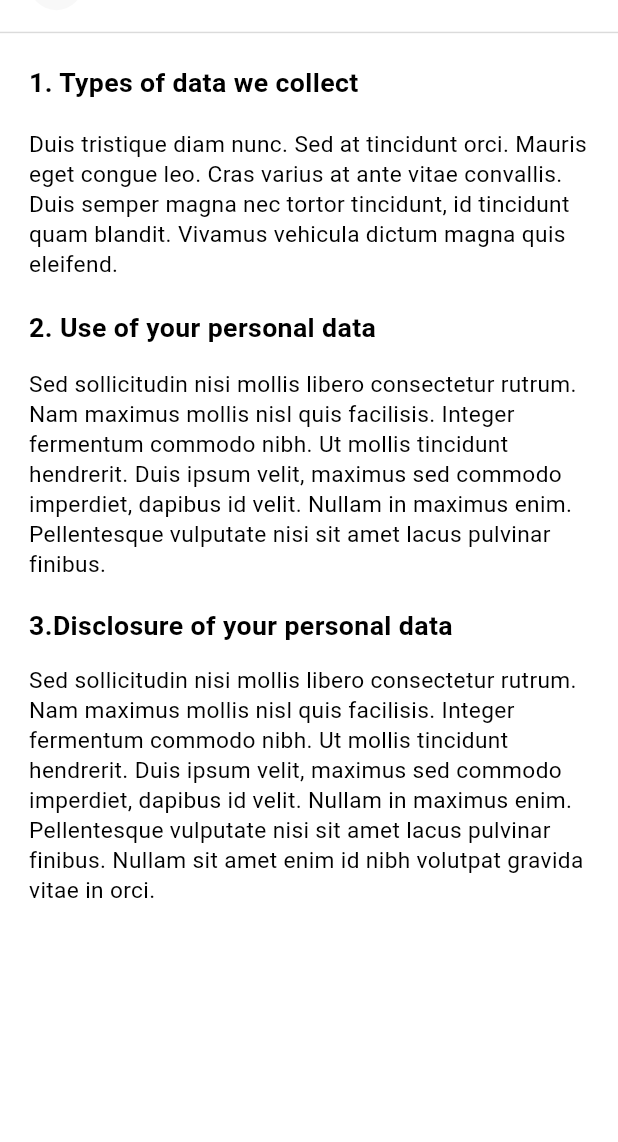
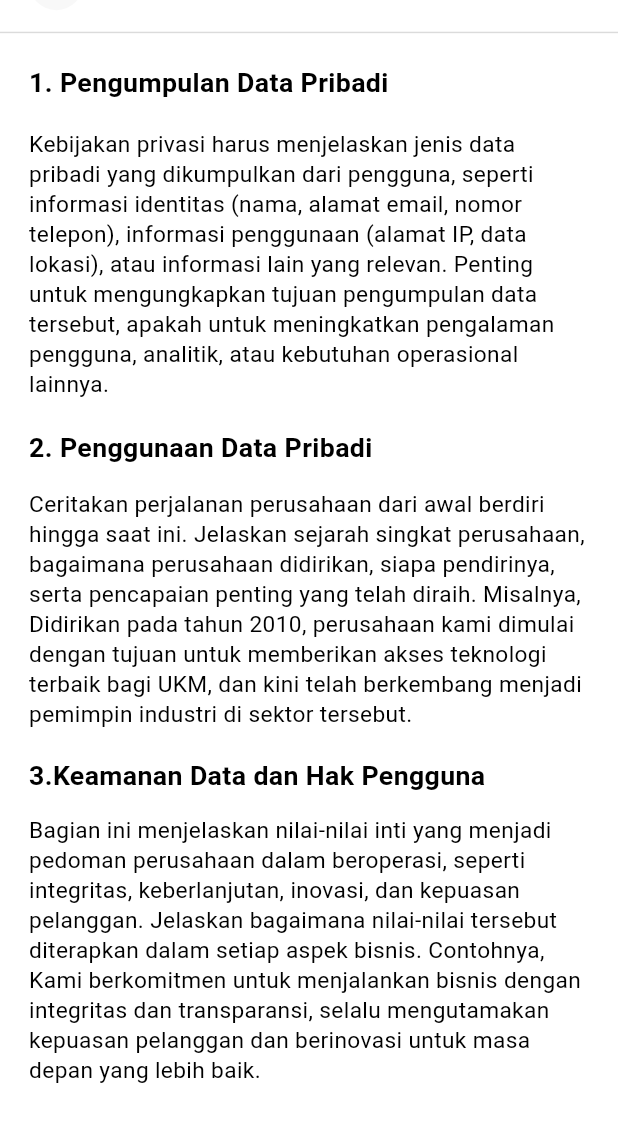
Before and after one commit to fallss/UAS_MOBILE_PROGRAMING, a Flutter app: the PrivacyPolicyScreen screen opened by its route, on a phone screen of 412 x 824 dp, the part 70-1212 px from its top. Run offline on Flutter 3.47's test engine with Material 3 defaults, Android fonts, the phone set to English and light mode, and no system bars; our stand-ins replace cached_network_image, connectivity_plus, country_code_picker, firebase_core, flutter_staggered_animations, flutter_svg and 4 more; accounts and stored records are empty.

Commit message:
membuat ketentuan privacy policy

```diff
--- a/lib/localization/en_us/en_us_translations.dart
+++ b/lib/localization/en_us/en_us_translations.dart
@@ -1,19 +1,19 @@
 final Map<String, String> enUs = {
   "lbl_home": "Home",
   "lbl_about1":
-      "Duis tristique diam nunc. Sed at tincidunt orci. Mauris eget congue leo. Cras varius at ante vitae convallis. Duis semper magna nec tortor tincidunt, id tincidunt quam blandit. Vivamus vehicula dictum magna quis eleifend.",
+      "Pada bagian ini, jelaskan dengan jelas visi dan misi perusahaan. Visi mencerminkan tujuan jangka panjang dan harapan perusahaan untuk masa depan, sementara misi menggambarkan langkah-langkah atau nilai-nilai yang dipegang untuk mencapai visi tersebut. Misalnya, Kami bertujuan untuk menjadi pemimpin dalam inovasi teknologi dengan menyediakan solusi yang berdampak dan berkelanjutan bagi pelanggan di seluruh dunia.",
   "lbl_about2":
-      "Sed sollicitudin nisi mollis libero consectetur rutrum. Nam maximus mollis nisl quis facilisis. Integer fermentum commodo nibh. Ut mollis tincidunt hendrerit. Duis ipsum velit, maximus sed commodo imperdiet, dapibus id velit. Nullam in maximus enim. Pellentesque vulputate nisi sit amet lacus pulvinar finibus. ",
+      "Ceritakan perjalanan perusahaan dari awal berdiri hingga saat ini. Jelaskan sejarah singkat perusahaan, bagaimana perusahaan didirikan, siapa pendirinya, serta pencapaian penting yang telah diraih. Misalnya, Didirikan pada tahun 2010, perusahaan kami dimulai dengan tujuan untuk memberikan akses teknologi terbaik bagi UKM, dan kini telah berkembang menjadi pemimpin industri di sektor tersebut. ",
   "lbl_about3":
-      "Sed sollicitudin nisi mollis libero consectetur rutrum. Nam maximus mollis nisl quis facilisis. Integer fermentum commodo nibh. Ut mollis tincidunt hendrerit. Duis ipsum velit, maximus sed commodo imperdiet, dapibus id velit. Nullam in maximus enim. Pellentesque vulputate nisi sit amet lacus pulvinar finibus. Nullam sit amet enim id nibh volutpat gravida vitae in orci. ",
+      "Bagian ini menjelaskan nilai-nilai inti yang menjadi pedoman perusahaan dalam beroperasi, seperti integritas, keberlanjutan, inovasi, dan kepuasan pelanggan. Jelaskan bagaimana nilai-nilai tersebut diterapkan dalam setiap aspek bisnis. Contohnya, Kami berkomitmen untuk menjalankan bisnis dengan integritas dan transparansi, selalu mengutamakan kepuasan pelanggan dan berinovasi untuk masa depan yang lebih baik.",
   "lbl_privacy_policy":
-      "Duis tristique diam nunc. Sed at tincidunt orci. Mauris eget congue leo. Cras varius at ante vitae convallis. Duis semper magna nec tortor tincidunt, id tincidunt quam blandit. Vivamus vehicula dictum magna quis eleifend. ",
+      "Kebijakan privasi harus menjelaskan jenis data pribadi yang dikumpulkan dari pengguna, seperti informasi identitas (nama, alamat email, nomor telepon), informasi penggunaan (alamat IP, data lokasi), atau informasi lain yang relevan. Penting untuk mengungkapkan tujuan pengumpulan data tersebut, apakah untuk meningkatkan pengalaman pengguna, analitik, atau kebutuhan operasional lainnya. ",
   "lbl_terms1":
       "Duis tristique diam nunc. Sed at tincidunt orci. Mauris eget congue leo. Cras varius at ante vitae convallis. Duis semper magna nec tortor tincidunt, id tincidunt quam blandit. Vivamus vehicula dictum magna quis eleifend. ",
   "lbl_terms2":
-      "simply dummy text of the printing and typesetting industry. Lorem Ipsum has been the industry's standard dummy text ever since the 1500s, when an unknown printer took a galley of type and scrambled it to make a type specimen book. It has survived not only five centuries, but also the leap into electronic typesetting, remaining essentially unchanged.",
+      "Penjelasan mengenai bagaimana data pribadi yang dikumpulkan akan digunakan harus jelas dan transparan. Ini termasuk untuk tujuan apa data tersebut akan digunakan, misalnya untuk pengiriman komunikasi pemasaran, pengelolaan akun pengguna, atau analitik aplikasi. Selain itu, kebijakan privasi juga harus mencantumkan apakah data akan dibagikan dengan pihak ketiga dan dalam kondisi apa data tersebut dapat dibagikan.",
   "lbl_terms3":
-      "Sed sollicitudin nisi mollis libero consectetur rutrum. Nam maximus mollis nisl quis facilisis. Integer fermentum commodo nibh. Ut mollis tincidunt hendrerit. Duis ipsum velit, maximus sed commodo imperdiet, dapibus id velit. Nullam in maximus enim. Pellentesque vulputate nisi sit amet lacus pulvinar finibus. Nullam sit amet enim id nibh volutpat gravida vitae in orci. ",
+      "Kebijakan privasi harus mencakup informasi mengenai langkah-langkah yang diambil untuk melindungi data pribadi pengguna dari akses yang tidak sah atau penggunaan yang salah. Ini termasuk penggunaan enkripsi, perlindungan server, dan prosedur keamanan lainnya. Selain itu, kebijakan harus menjelaskan hak pengguna terkait data mereka, seperti hak untuk mengakses, mengoreksi, atau menghapus informasi pribadi yang telah dikumpulkan. ",
   "lbl_insights": "Insights",
   "lbl_profile": "Profile",
   "lbl_06_active_polls": "06 Active polls",
--- a/lib/presentation/about_us_screen/about_us_screen.dart
+++ b/lib/presentation/about_us_screen/about_us_screen.dart
@@ -27,7 +27,7 @@ class _AboutUsScreenState extends State<AboutUsScreen> {
               crossAxisAlignment: CrossAxisAlignment.start,
               children: [
                 Text(
-                  '1. Types of data we collect',
+                  '1. Visi dan Misi',
                   style: TextStyle(
                     color: Colors.black,
                     fontSize: 20.fSize,
@@ -52,7 +52,7 @@ class _AboutUsScreenState extends State<AboutUsScreen> {
                   height: 20.h,
                 ),
                 Text(
-                  '2. Use of your personal data ',
+                  '2. Sejarah dan Latar Belakang  ',
                   style: TextStyle(
                     color: Colors.black,
                     fontSize: 20.fSize,
@@ -77,7 +77,7 @@ class _AboutUsScreenState extends State<AboutUsScreen> {
                   height: 20.h,
                 ),
                 Text(
-                  '3.Disclosure of your personal data',
+                  '3.Nilai dan Prinsip ',
                   style: TextStyle(
                     color: Colors.black,
                     fontSize: 20.fSize,
--- a/lib/presentation/privacy_policy_screen/privacy_policy_screen.dart
+++ b/lib/presentation/privacy_policy_screen/privacy_policy_screen.dart
@@ -31,7 +31,7 @@ class _PrivacyPolicyScreenState extends State<PrivacyPolicyScreen> {
               crossAxisAlignment: CrossAxisAlignment.start,
               children: [
                 Text(
-                  '1. Types of data we collect',
+                  '1. Pengumpulan Data Pribadi',
                   style: TextStyle(
                     color: Colors.black,
                     fontSize: 20.fSize,
@@ -56,7 +56,7 @@ class _PrivacyPolicyScreenState extends State<PrivacyPolicyScreen> {
                   height: 20.h,
                 ),
                 Text(
-                  '2. Use of your personal data ',
+                  '2. Penggunaan Data Pribadi ',
                   style: TextStyle(
                     color: Colors.black,
                     fontSize: 20.fSize,
@@ -81,7 +81,7 @@ class _PrivacyPolicyScreenState extends State<PrivacyPolicyScreen> {
                   height: 20.h,
                 ),
                 Text(
-                  '3.Disclosure of your personal data',
+                  '3.Keamanan Data dan Hak Pengguna',
                   style: TextStyle(
                     color: Colors.black,
                     fontSize: 20.fSize,
@@ -103,61 +103,6 @@ class _PrivacyPolicyScreenState extends State<PrivacyPolicyScreen> {
                     height: 1.3,
                   ),
                 ),
-                // Row(
-                //   children: [
-                //     Obx(() {
-                //       return CustomImageView(
-                //         height: 24.h,
-                //         width: 24.h, onTap: () {
-                //         controller.isCheck.value = !controller.isCheck.value;
-                //       },
-                //         imagePath: controller.isCheck.value ? ImageConstant
-                //             .select_checkBox : ImageConstant.unselect_checkBox,
-                //       );
-                //     }),
-                //     SizedBox(
-                //       width: 12.h,
-                //     ),
-                //     GestureDetector(
-                //       onTap: () {
-                //         controller.isCheck.value = !controller.isCheck.value;
-                //       },
-                //       child: Text.rich(
-                //         TextSpan(
-                //           children: [
-                //             TextSpan(
-                //               text: 'I agree with thr ',
-                //               style: TextStyle(
-                //                 color: Colors.black,
-                //                 fontSize: 17.fSize,
-                //                 fontFamily: 'SF Pro Display',
-                //                 fontWeight: FontWeight.w400,
-                //               ),
-                //             ),
-                //             TextSpan(
-                //               text: 'Privacy Policy',
-                //               style: TextStyle(
-                //                 color: theme.colorScheme.primary,
-                //                 fontSize: 17.fSize,
-                //                 fontFamily: 'SF Pro Display',
-                //                 fontWeight: FontWeight.w400,
-                //               ),
-                //             ),
-                //           ],
-                //         ),
-                //       ),
-                //     ),
-                //   ],
-                // ),
-                // SizedBox(
-                //   height: 22.h,
-                // ),
-                // CustomElevatedButton(text: "Confirm".tr,onPressed: () {
-                //   Get.back();
-                // },),
-                // SizedBox(
-                //   height: 38.h,
-                // ),
               ],
             ),
           ),
```
